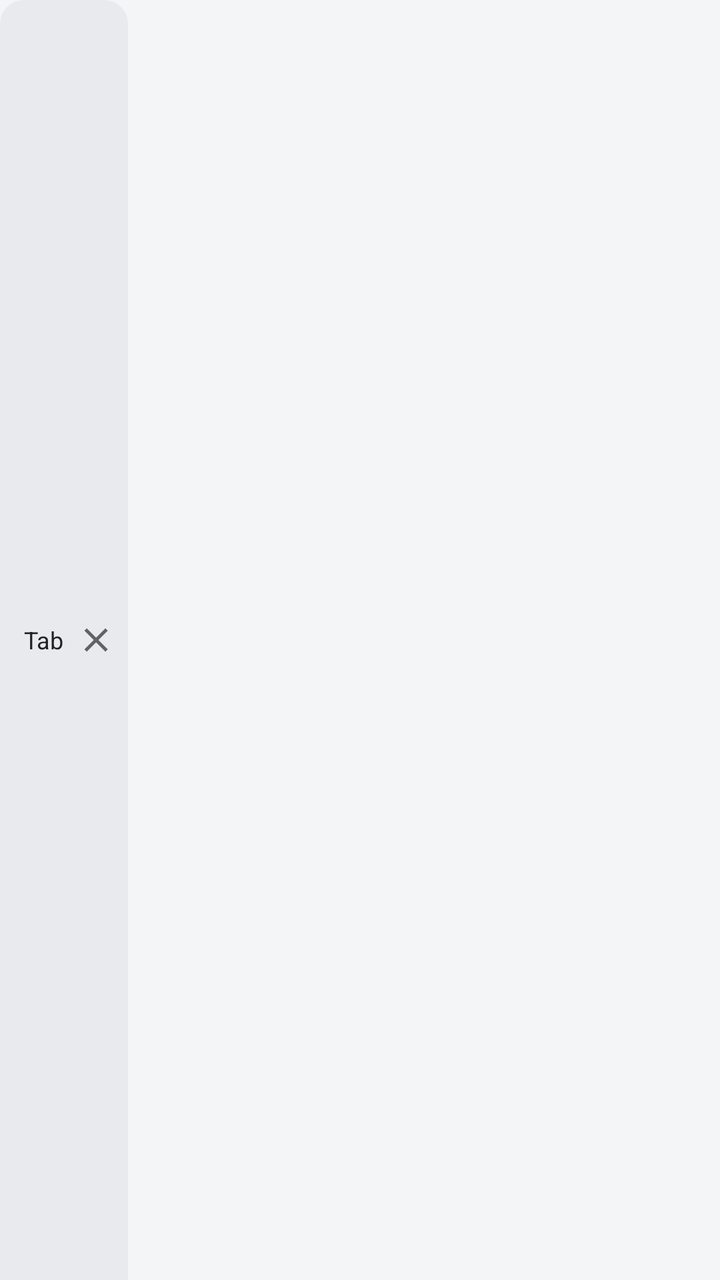
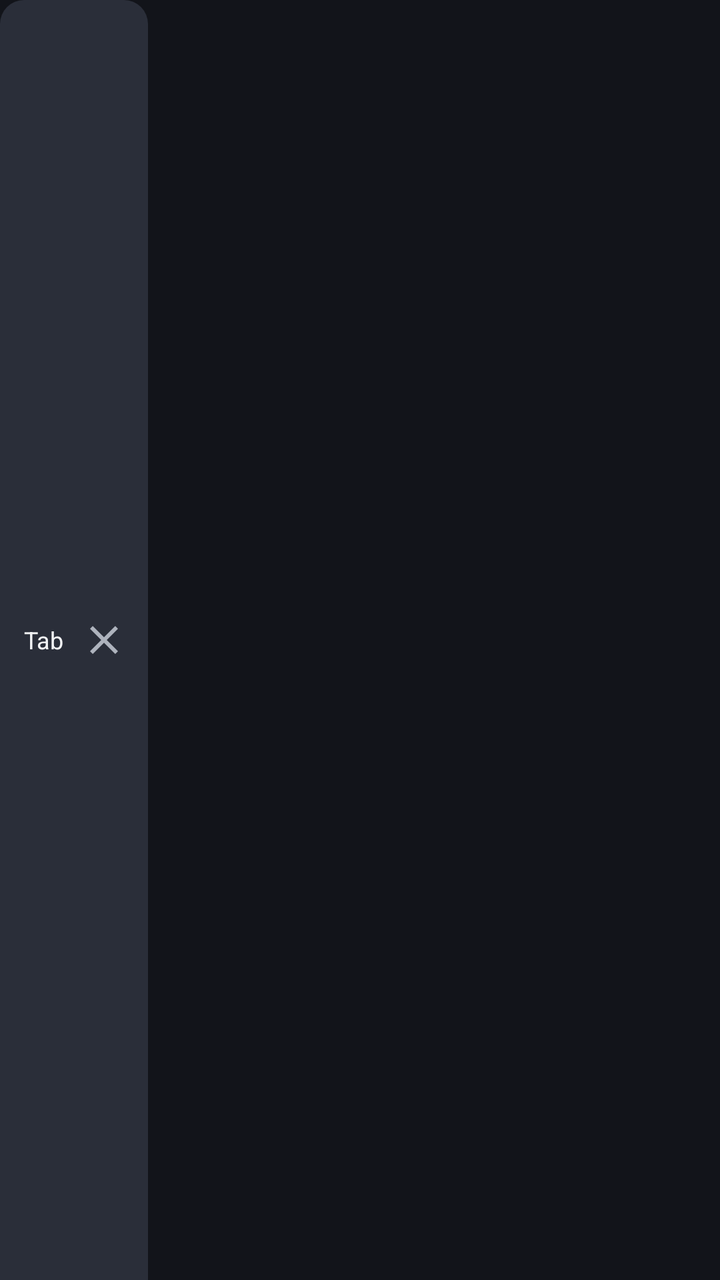

Screens rendered from an Android XML layout before and after an edit, with the pre-edit source and the edit as a unified diff.
<!-- AndroidManifest.xml: application theme Theme.LightweightBrowser -->
<!-- res/layout/tab_item.xml -->
<?xml version="1.0" encoding="utf-8"?>
<FrameLayout xmlns:android="http://schemas.android.com/apk/res/android"
    android:layout_width="wrap_content"
    android:layout_height="@dimen/tab_height"
    android:layout_marginEnd="@dimen/spacing_sm">

    <LinearLayout
        android:id="@+id/tabRow"
        android:layout_width="wrap_content"
        android:layout_height="match_parent"
        android:orientation="horizontal"
        android:gravity="center_vertical"
        android:paddingStart="12dp"
        android:paddingEnd="6dp"
        android:background="@drawable/tab_background">

        <TextView
            android:id="@+id/tabTitle"
            android:layout_width="wrap_content"
            android:layout_height="wrap_content"
            android:text="Tab"
            android:textSize="12sp"
            android:maxWidth="130dp"
            android:ellipsize="end"
            android:singleLine="true"
            android:textColor="@color/text_primary" />

        <ImageButton
            android:id="@+id/closeTabButton"
            android:layout_width="20dp"
            android:layout_height="20dp"
            android:layout_marginStart="6dp"
            android:src="@drawable/ic_close"
            android:background="?android:attr/selectableItemBackgroundBorderless"
            android:scaleType="centerInside"
            android:contentDescription="Close tab" />
    </LinearLayout>

    <View
        android:id="@+id/tabIndicator"
        android:layout_width="match_parent"
        android:layout_height="3dp"
        android:layout_gravity="bottom|center_horizontal"
        android:background="@color/brand_accent"
        android:visibility="gone" />

</FrameLayout>
<!-- resources referenced by this layout -->
<resources>
  <color name="brand_accent">#FFFF5A36</color>
  <color name="text_primary">#FF202124</color>
  <dimen name="spacing_sm">8dp</dimen>
  <dimen name="tab_height">40dp</dimen>
  <!-- drawable ic_close (drawable) -->
  <vector xmlns:android="http://schemas.android.com/apk/res/android"
      android:width="24dp"
      android:height="24dp"
      android:viewportWidth="24"
      android:viewportHeight="24">
      <path
          android:fillColor="@color/text_secondary"
          android:pathData="M19,6.4L17.6,5 12,10.6 6.4,5 5,6.4 10.6,12 5,17.6 6.4,19 12,13.4 17.6,19 19,17.6 13.4,12z" />
  </vector>
  <!-- drawable tab_background (drawable) -->
  <?xml version="1.0" encoding="utf-8"?>
  <shape xmlns:android="http://schemas.android.com/apk/res/android"
      android:shape="rectangle">
      <solid android:color="@color/tab_inactive" />
      <corners
          android:topLeftRadius="12dp"
          android:topRightRadius="12dp" />
  </shape>
  <style name="Theme.LightweightBrowser" parent="Base.Theme.LightweightBrowser" />
  <color name="text_secondary">#FF5F6368</color>
  <color name="tab_inactive">#FFE8EAED</color>
  <style name="Base.Theme.LightweightBrowser" parent="@android:style/Theme.Material.Light.NoActionBar">
          <item name="android:windowBackground">@color/surface_alt</item>
          <item name="android:colorAccent">@color/brand_accent</item>
          <item name="android:statusBarColor">@color/brand_primary_dark</item>
          <item name="android:navigationBarColor">@color/brand_primary_dark</item>
          <item name="android:textColorPrimary">@color/text_primary</item>
          <item name="android:textColorSecondary">@color/text_secondary</item>
      </style>
  <color name="surface_alt">#FFF4F5F7</color>
  <color name="brand_primary_dark">#FF14161C</color>
</resources>

<!-- the commit's change to res/layout/tab_item.xml (unified diff, before → after) -->
@@ -11,7 +11,7 @@
         android:orientation="horizontal"
         android:gravity="center_vertical"
         android:paddingStart="12dp"
-        android:paddingEnd="6dp"
+        android:paddingEnd="4dp"
         android:background="@drawable/tab_background">
 
         <TextView
@@ -20,16 +20,16 @@
             android:layout_height="wrap_content"
             android:text="Tab"
             android:textSize="12sp"
-            android:maxWidth="130dp"
+            android:maxWidth="120dp"
             android:ellipsize="end"
             android:singleLine="true"
             android:textColor="@color/text_primary" />
 
         <ImageButton
             android:id="@+id/closeTabButton"
-            android:layout_width="20dp"
-            android:layout_height="20dp"
-            android:layout_marginStart="6dp"
+            android:layout_width="36dp"
+            android:layout_height="36dp"
+            android:layout_marginStart="2dp"
             android:src="@drawable/ic_close"
             android:background="?android:attr/selectableItemBackgroundBorderless"
             android:scaleType="centerInside"
<!-- resource entries referenced after the edit -->
@@ -1,9 +1,9 @@
 <!-- resources referenced by this layout -->
 <resources>
-  <color name="brand_accent">#FFFF5A36</color>
-  <color name="text_primary">#FF202124</color>
+  <color name="brand_accent">#FFFF704B</color>
+  <color name="text_primary">#FFF2F3F5</color>
   <dimen name="spacing_sm">8dp</dimen>
-  <dimen name="tab_height">40dp</dimen>
+  <dimen name="tab_height">44dp</dimen>
   <!-- drawable ic_close (drawable) -->
   <vector xmlns:android="http://schemas.android.com/apk/res/android"
       android:width="24dp"
@@ -16,17 +16,25 @@
   </vector>
   <!-- drawable tab_background (drawable) -->
   <?xml version="1.0" encoding="utf-8"?>
-  <shape xmlns:android="http://schemas.android.com/apk/res/android"
-      android:shape="rectangle">
-      <solid android:color="@color/tab_inactive" />
-      <corners
-          android:topLeftRadius="12dp"
-          android:topRightRadius="12dp" />
-  </shape>
+  <selector xmlns:android="http://schemas.android.com/apk/res/android">
+      <item android:state_pressed="true">
+          <shape android:shape="rectangle">
+              <solid android:color="@color/tab_active" />
+              <corners android:topLeftRadius="12dp" android:topRightRadius="12dp" />
+          </shape>
+      </item>
+      <item>
+          <shape android:shape="rectangle">
+              <solid android:color="@color/tab_inactive" />
+              <corners android:topLeftRadius="12dp" android:topRightRadius="12dp" />
+          </shape>
+      </item>
+  </selector>
   <style name="Theme.LightweightBrowser" parent="Base.Theme.LightweightBrowser" />
-  <color name="text_secondary">#FF5F6368</color>
-  <color name="tab_inactive">#FFE8EAED</color>
-  <style name="Base.Theme.LightweightBrowser" parent="@android:style/Theme.Material.Light.NoActionBar">
+  <color name="text_secondary">#FFAEB3BD</color>
+  <color name="tab_active">#FF3A3F4C</color>
+  <color name="tab_inactive">#FF2A2E39</color>
+  <style name="Base.Theme.LightweightBrowser" parent="@android:style/Theme.Material.NoActionBar">
           <item name="android:windowBackground">@color/surface_alt</item>
           <item name="android:colorAccent">@color/brand_accent</item>
           <item name="android:statusBarColor">@color/brand_primary_dark</item>
@@ -34,7 +42,7 @@
           <item name="android:textColorPrimary">@color/text_primary</item>
           <item name="android:textColorSecondary">@color/text_secondary</item>
       </style>
-  <color name="surface_alt">#FFF4F5F7</color>
-  <color name="brand_primary_dark">#FF14161C</color>
+  <color name="surface_alt">#FF12141A</color>
+  <color name="brand_primary_dark">#FF0B0D12</color>
 </resources>
 
